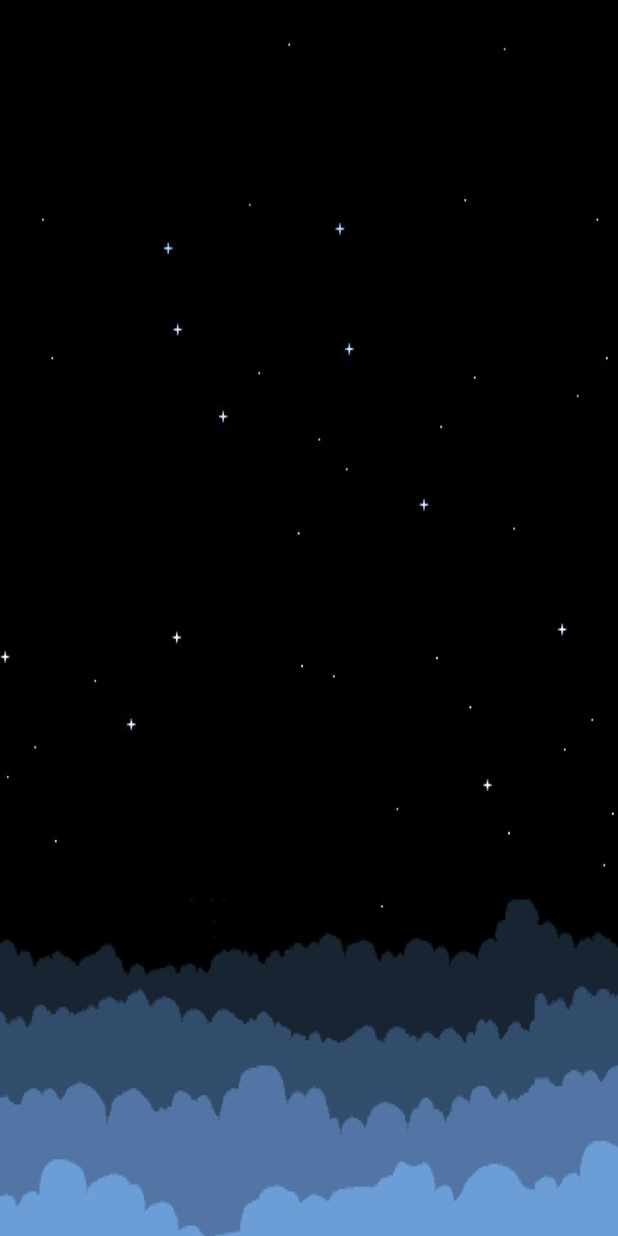
After one commit to Android-Apps-Team-Charlie/The-Adventures-Of-Charlie, an Android app: the DrawingActivity screen opened directly, with no data from a screen before it, on a phone screen of 412 x 824 dp. The commit adds this screen. Run offline under Robolectric (Android 15) with nearby library versions, the phone set to English and light mode, and no system bars.

Commit message:
added drawing activity

```diff
--- a/CharlieTheUnicornComicStrip/app/src/main/AndroidManifest.xml
+++ b/CharlieTheUnicornComicStrip/app/src/main/AndroidManifest.xml
@@ -18,6 +18,7 @@
                 <category android:name="android.intent.category.LAUNCHER" />
             </intent-filter>
         </activity>
+        <activity android:name=".DrawingActivity"></activity>
     </application>
 
 </manifest>
--- /dev/null
+++ b/CharlieTheUnicornComicStrip/app/src/main/java/com/charlietheunicorn/charlietheunicorncomicstrip/DrawingActivity.java
@@ -0,0 +1,13 @@
+package com.charlietheunicorn.charlietheunicorncomicstrip;
+
+import android.support.v7.app.AppCompatActivity;
+import android.os.Bundle;
+
+public class DrawingActivity extends AppCompatActivity {
+
+    @Override
+    protected void onCreate(Bundle savedInstanceState) {
+        super.onCreate(savedInstanceState);
+        setContentView(R.layout.activity_drawing);
+    }
+}
--- /dev/null
+++ b/CharlieTheUnicornComicStrip/app/src/main/res/layout/activity_drawing.xml
@@ -0,0 +1,14 @@
+<?xml version="1.0" encoding="utf-8"?>
+<RelativeLayout xmlns:android="http://schemas.android.com/apk/res/android"
+    xmlns:tools="http://schemas.android.com/tools"
+    android:layout_width="match_parent"
+    android:layout_height="match_parent"
+    android:paddingBottom="@dimen/activity_vertical_margin"
+    android:paddingLeft="@dimen/activity_horizontal_margin"
+    android:paddingRight="@dimen/activity_horizontal_margin"
+    android:paddingTop="@dimen/activity_vertical_margin"
+    android:fitsSystemWindows="true"
+    android:background="@drawable/background"
+    tools:context="com.charlietheunicorn.charlietheunicorncomicstrip.DrawingActivity">
+
+</RelativeLayout>
```
Also changed, not shown: CharlieTheUnicornComicStrip/app/src/main/java/com/charlietheunicorn/charlietheunicorncomicstrip/fragments/FourFramesFragment.java (deleted, +0 -25 lines), CharlieTheUnicornComicStrip/app/src/main/java/com/charlietheunicorn/charlietheunicorncomicstrip/fragments/MainActivityFragment.java (+5 -12 lines), CharlieTheUnicornComicStrip/app/src/main/java/com/charlietheunicorn/charlietheunicorncomicstrip/fragments/StartGameFragment.java (deleted, +0 -99 lines), CharlieTheUnicornComicStrip/app/src/main/java/com/charlietheunicorn/charlietheunicorncomicstrip/fragments/ThreeFramesFragment.java (deleted, +0 -25 lines), CharlieTheUnicornComicStrip/app/src/main/java/com/charlietheunicorn/charlietheunicorncomicstrip/fragments/TwoFramesFragment.java (deleted, +0 -23 lines).
